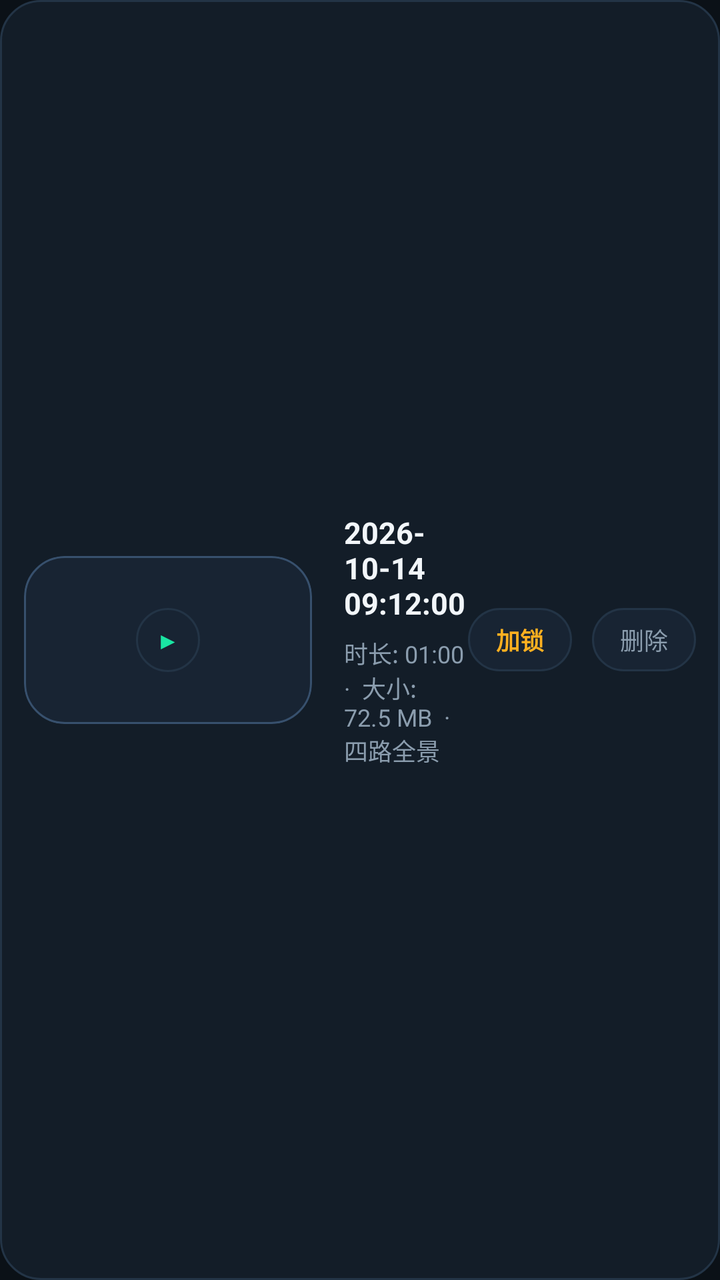
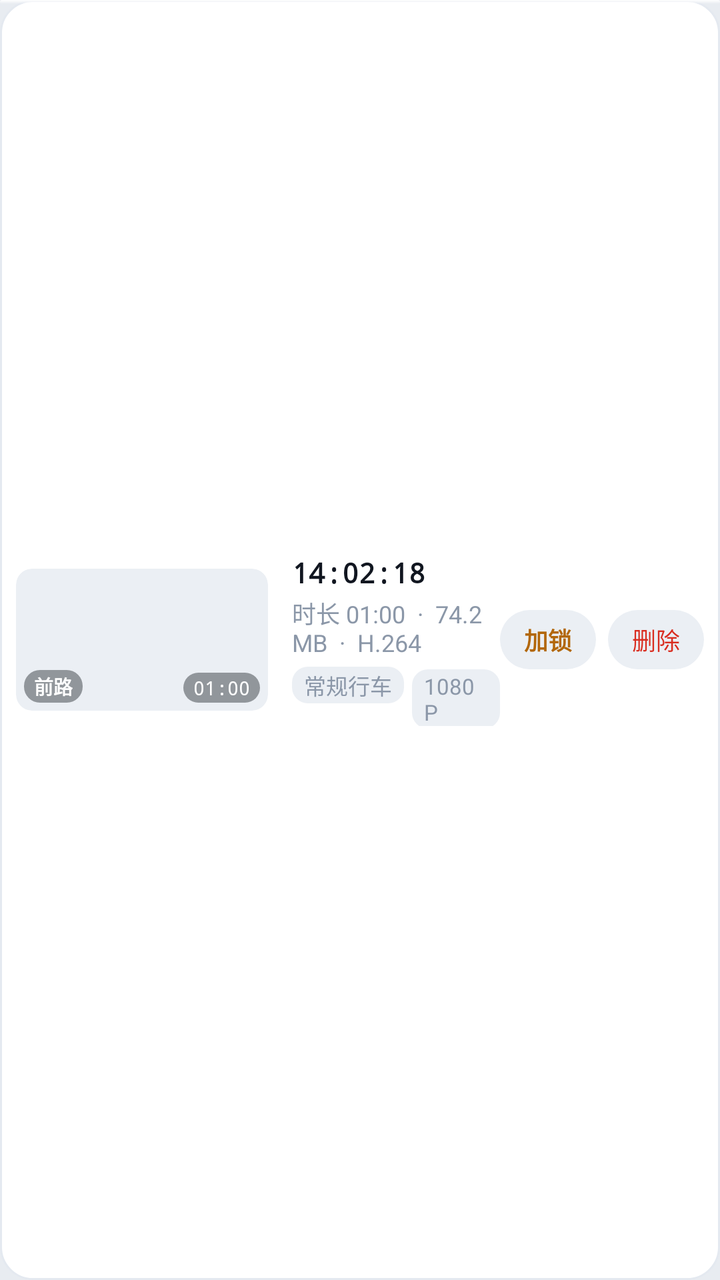

The first picture is an Android layout as it rendered before a commit; the second is the same layout after the commit. The layout source and the unified diff follow.
<!-- AndroidManifest.xml: application theme Theme.Sophon -->
<!-- res/layout/item_recording_card.xml -->
<?xml version="1.0" encoding="utf-8"?>
<LinearLayout xmlns:android="http://schemas.android.com/apk/res/android"
    android:layout_width="match_parent"
    android:layout_height="wrap_content"
    android:layout_marginHorizontal="16dp"
    android:layout_marginVertical="6dp"
    android:background="@drawable/bg_cockpit_card"
    android:gravity="center_vertical"
    android:orientation="horizontal"
    android:padding="12dp">

    
    <FrameLayout
        android:layout_width="144dp"
        android:layout_height="84dp"
        android:background="@drawable/bg_cockpit_card_elevated"
        android:clipToOutline="true">

        <ImageView
            android:id="@+id/iv_record_thumb"
            android:layout_width="match_parent"
            android:layout_height="match_parent"
            android:scaleType="centerCrop" />

        
        <FrameLayout
            android:layout_width="32dp"
            android:layout_height="32dp"
            android:layout_gravity="center"
            android:background="@drawable/bg_badge_pill">

            <TextView
                android:layout_width="wrap_content"
                android:layout_height="wrap_content"
                android:layout_gravity="center"
                android:text="▶"
                android:textColor="@color/flyme_cyan"
                android:textSize="12sp" />
        </FrameLayout>

        
        <TextView
            android:id="@+id/tv_badge_locked"
            android:layout_width="wrap_content"
            android:layout_height="wrap_content"
            android:layout_gravity="start|top"
            android:layout_margin="6dp"
            android:background="@drawable/bg_badge_pill_active"
            android:backgroundTint="@color/accent_danger"
            android:paddingHorizontal="7dp"
            android:paddingVertical="2dp"
            android:text="加锁保护"
            android:textColor="#FFFFFFFF"
            android:textSize="9sp"
            android:textStyle="bold"
            android:visibility="gone" />
    </FrameLayout>

    
    <LinearLayout
        android:layout_width="0dp"
        android:layout_height="wrap_content"
        android:layout_marginStart="16dp"
        android:layout_weight="1"
        android:orientation="vertical">

        <TextView
            android:id="@+id/tv_record_time"
            android:layout_width="wrap_content"
            android:layout_height="wrap_content"
            android:text="2026-10-14 09:12:00"
            android:textColor="@color/text_primary"
            android:textSize="15sp"
            android:textStyle="bold" />

        <TextView
            android:id="@+id/tv_record_details"
            android:layout_width="wrap_content"
            android:layout_height="wrap_content"
            android:layout_marginTop="6dp"
            android:text="时长: 01:00  ·  大小: 72.5 MB  ·  四路全景"
            android:textColor="@color/text_secondary"
            android:textSize="12sp" />
    </LinearLayout>

    
    <LinearLayout
        android:layout_width="wrap_content"
        android:layout_height="wrap_content"
        android:gravity="center_vertical"
        android:orientation="horizontal">

        <TextView
            android:id="@+id/btn_record_lock_toggle"
            android:layout_width="wrap_content"
            android:layout_height="wrap_content"
            android:layout_marginEnd="10dp"
            android:background="@drawable/bg_badge_pill"
            android:paddingHorizontal="14dp"
            android:paddingVertical="7dp"
            android:text="加锁"
            android:textColor="@color/accent_warning"
            android:textSize="12sp"
            android:textStyle="bold" />

        <TextView
            android:id="@+id/btn_record_delete"
            android:layout_width="wrap_content"
            android:layout_height="wrap_content"
            android:background="@drawable/bg_badge_pill"
            android:paddingHorizontal="14dp"
            android:paddingVertical="7dp"
            android:text="删除"
            android:textColor="@color/text_secondary"
            android:textSize="12sp" />
    </LinearLayout>

</LinearLayout>
<!-- resources referenced by this layout -->
<resources>
  <color name="accent_danger">#FFFF5252</color>
  <color name="accent_warning">#FFFFB020</color>
  <color name="flyme_cyan">#FF1AE5A3</color>
  <color name="text_primary">#FFF2F6FA</color>
  <color name="text_secondary">#FF8B9DAE</color>
  <!-- drawable bg_badge_pill (drawable) -->
  <?xml version="1.0" encoding="utf-8"?>
  <shape xmlns:android="http://schemas.android.com/apk/res/android"
      android:shape="rectangle">
      <corners android:radius="50dp" />
      <solid android:color="@color/bg_card_elevated" />
      <stroke
          android:width="1dp"
          android:color="@color/stroke_glass_card" />
  </shape>
  <!-- drawable bg_badge_pill_active (drawable) -->
  <?xml version="1.0" encoding="utf-8"?>
  <shape xmlns:android="http://schemas.android.com/apk/res/android"
      android:shape="rectangle">
      <corners android:radius="50dp" />
      <solid android:color="@color/flyme_cyan" />
      <stroke
          android:width="1dp"
          android:color="@color/flyme_cyan" />
  </shape>
  <!-- drawable bg_cockpit_card (drawable) -->
  <?xml version="1.0" encoding="utf-8"?>
  <shape xmlns:android="http://schemas.android.com/apk/res/android"
      android:shape="rectangle">
      <corners android:radius="20dp" />
      <solid android:color="@color/bg_card_dark" />
      <stroke
          android:width="1dp"
          android:color="@color/stroke_glass_card" />
  </shape>
  <!-- drawable bg_cockpit_card_elevated (drawable) -->
  <?xml version="1.0" encoding="utf-8"?>
  <shape xmlns:android="http://schemas.android.com/apk/res/android"
      android:shape="rectangle">
      <corners android:radius="20dp" />
      <solid android:color="@color/bg_card_elevated" />
      <stroke
          android:width="1dp"
          android:color="@color/stroke_glass_highlight" />
  </shape>
  <style name="Theme.Sophon" parent="Theme.Material3.Dark.NoActionBar">
          <item name="android:statusBarColor">@color/bg_cockpit_dark</item>
          <item name="android:navigationBarColor">@color/bg_cockpit_dark</item>
          <item name="android:windowBackground">@color/bg_cockpit_dark</item>
          <item name="colorPrimary">@color/flyme_cyan</item>
          <item name="colorSecondary">@color/flyme_blue</item>
      </style>
  <color name="bg_card_elevated">#FF182433</color>
  <color name="stroke_glass_card">#FF233446</color>
  <color name="bg_card_dark">#FF131D28</color>
  <color name="stroke_glass_highlight">#FF37506D</color>
  <color name="bg_cockpit_dark">#FF0B1117</color>
  <color name="flyme_blue">#FF0A84FF</color>
</resources>

<!-- the commit's change to res/layout/item_recording_card.xml (unified diff, before → after) -->
@@ -1,19 +1,22 @@
 <?xml version="1.0" encoding="utf-8"?>
 <LinearLayout xmlns:android="http://schemas.android.com/apk/res/android"
+    android:id="@+id/layout_item_root"
     android:layout_width="match_parent"
     android:layout_height="wrap_content"
-    android:layout_marginHorizontal="16dp"
-    android:layout_marginVertical="6dp"
-    android:background="@drawable/bg_cockpit_card"
+    android:layout_marginHorizontal="@dimen/sp_s_12"
+    android:layout_marginVertical="@dimen/sp_s_4"
+    android:background="@drawable/sp_bg_card"
+    android:clickable="true"
+    android:focusable="true"
     android:gravity="center_vertical"
     android:orientation="horizontal"
-    android:padding="12dp">
+    android:padding="@dimen/sp_s_8">
 
     
     <FrameLayout
-        android:layout_width="144dp"
-        android:layout_height="84dp"
-        android:background="@drawable/bg_cockpit_card_elevated"
+        android:layout_width="126dp"
+        android:layout_height="71dp"
+        android:background="@drawable/sp_bg_chip"
         android:clipToOutline="true">
 
         <ImageView
@@ -23,20 +26,19 @@
             android:scaleType="centerCrop" />
 
         
-        <FrameLayout
-            android:layout_width="32dp"
-            android:layout_height="32dp"
-            android:layout_gravity="center"
-            android:background="@drawable/bg_badge_pill">
-
-            <TextView
-                android:layout_width="wrap_content"
-                android:layout_height="wrap_content"
-                android:layout_gravity="center"
-                android:text="▶"
-                android:textColor="@color/flyme_cyan"
-                android:textSize="12sp" />
-        </FrameLayout>
+        <TextView
+            android:id="@+id/tv_badge_cam"
+            android:layout_width="wrap_content"
+            android:layout_height="wrap_content"
+            android:layout_gravity="bottom|start"
+            android:layout_margin="4dp"
+            android:background="@drawable/sp_bg_osd_chip"
+            android:paddingHorizontal="5dp"
+            android:paddingVertical="1dp"
+            android:text="前路"
+            android:textColor="@color/sp_osd_tx"
+            android:textSize="9.5sp"
+            android:textStyle="bold" />
 
         
         <TextView
@@ -44,23 +46,38 @@
             android:layout_width="wrap_content"
             android:layout_height="wrap_content"
             android:layout_gravity="start|top"
-            android:layout_margin="6dp"
-            android:background="@drawable/bg_badge_pill_active"
-            android:backgroundTint="@color/accent_danger"
-            android:paddingHorizontal="7dp"
-            android:paddingVertical="2dp"
-            android:text="加锁保护"
+            android:layout_margin="4dp"
+            android:background="@drawable/sp_bg_pill"
+            android:backgroundTint="@color/sp_dg"
+            android:paddingHorizontal="6dp"
+            android:paddingVertical="1dp"
+            android:text="🔒"
             android:textColor="#FFFFFFFF"
-            android:textSize="9sp"
+            android:textSize="9.5sp"
             android:textStyle="bold"
             android:visibility="gone" />
+
+        
+        <TextView
+            android:id="@+id/tv_badge_duration"
+            android:layout_width="wrap_content"
+            android:layout_height="wrap_content"
+            android:layout_gravity="bottom|end"
+            android:layout_margin="4dp"
+            android:background="@drawable/sp_bg_osd_chip"
+            android:fontFamily="monospace"
+            android:paddingHorizontal="5dp"
+            android:paddingVertical="1dp"
+            android:text="01:00"
+            android:textColor="@color/sp_osd_tx"
+            android:textSize="9.5sp" />
     </FrameLayout>
 
     
     <LinearLayout
         android:layout_width="0dp"
         android:layout_height="wrap_content"
-        android:layout_marginStart="16dp"
+        android:layout_marginStart="@dimen/sp_s_12"
         android:layout_weight="1"
         android:orientation="vertical">
 
@@ -68,51 +85,80 @@
             android:id="@+id/tv_record_time"
             android:layout_width="wrap_content"
             android:layout_height="wrap_content"
-            android:text="2026-10-14 09:12:00"
-            android:textColor="@color/text_primary"
-            android:textSize="15sp"
+            android:fontFamily="monospace"
+            android:text="14:02:18"
+            android:textColor="@color/sp_tx"
+            android:textSize="@dimen/sp_t_body"
             android:textStyle="bold" />
 
         <TextView
             android:id="@+id/tv_record_details"
             android:layout_width="wrap_content"
             android:layout_height="wrap_content"
-            android:layout_marginTop="6dp"
-            android:text="时长: 01:00  ·  大小: 72.5 MB  ·  四路全景"
-            android:textColor="@color/text_secondary"
-            android:textSize="12sp" />
+            android:layout_marginTop="2dp"
+            android:text="时长 01:00  ·  74.2 MB  ·  H.264"
+            android:textColor="@color/sp_tx3"
+            android:textSize="@dimen/sp_t_caption" />
+
+        <LinearLayout
+            android:layout_width="wrap_content"
+            android:layout_height="wrap_content"
+            android:layout_marginTop="4dp"
+            android:orientation="horizontal">
+
+            <TextView
+                android:id="@+id/tv_tag_category"
+                android:layout_width="wrap_content"
+                android:layout_height="wrap_content"
+                android:background="@drawable/sp_bg_chip"
+                android:paddingHorizontal="6dp"
+                android:paddingVertical="1dp"
+                android:text="常规行车"
+                android:textColor="@color/sp_tx3"
+                android:textSize="@dimen/sp_t_micro" />
+
+            <TextView
+                android:layout_width="wrap_content"
+                android:layout_height="wrap_content"
+                android:layout_marginStart="4dp"
+                android:background="@drawable/sp_bg_chip"
+                android:paddingHorizontal="6dp"
+                android:paddingVertical="1dp"
+                android:text="1080P"
+                android:textColor="@color/sp_tx3"
+                android:textSize="@dimen/sp_t_micro" />
+        </LinearLayout>
     </LinearLayout>
 
     
     <LinearLayout
         android:layout_width="wrap_content"
         android:layout_height="wrap_content"
-        android:gravity="center_vertical"
         android:orientation="horizontal">
 
         <TextView
             android:id="@+id/btn_record_lock_toggle"
             android:layout_width="wrap_content"
             android:layout_height="wrap_content"
-            android:layout_marginEnd="10dp"
-            android:background="@drawable/bg_badge_pill"
-            android:paddingHorizontal="14dp"
-            android:paddingVertical="7dp"
+            android:layout_marginEnd="@dimen/sp_s_6"
+            android:background="@drawable/sp_bg_pill"
+            android:paddingHorizontal="@dimen/sp_s_12"
+            android:paddingVertical="@dimen/sp_s_6"
             android:text="加锁"
-            android:textColor="@color/accent_warning"
-            android:textSize="12sp"
+            android:textColor="@color/sp_wn"
+            android:textSize="@dimen/sp_t_caption"
             android:textStyle="bold" />
 
         <TextView
             android:id="@+id/btn_record_delete"
             android:layout_width="wrap_content"
             android:layout_height="wrap_content"
-            android:background="@drawable/bg_badge_pill"
-            android:paddingHorizontal="14dp"
-            android:paddingVertical="7dp"
+            android:background="@drawable/sp_bg_pill"
+            android:paddingHorizontal="@dimen/sp_s_12"
+            android:paddingVertical="@dimen/sp_s_6"
             android:text="删除"
-            android:textColor="@color/text_secondary"
-            android:textSize="12sp" />
+            android:textColor="@color/sp_dg"
+            android:textSize="@dimen/sp_t_caption" />
     </LinearLayout>
 
 </LinearLayout>
<!-- resource entries referenced after the edit -->
@@ -1,62 +1,93 @@
 <!-- resources referenced by this layout -->
 <resources>
-  <color name="accent_danger">#FFFF5252</color>
-  <color name="accent_warning">#FFFFB020</color>
-  <color name="flyme_cyan">#FF1AE5A3</color>
-  <color name="text_primary">#FFF2F6FA</color>
-  <color name="text_secondary">#FF8B9DAE</color>
-  <!-- drawable bg_badge_pill (drawable) -->
+  <color name="sp_dg">#FFD92D20</color>
+  <color name="sp_osd_tx">#FFFFFFFF</color>
+  <color name="sp_tx">#FF111620</color>
+  <color name="sp_tx3">#FF8B97A8</color>
+  <color name="sp_wn">#FFB2670A</color>
+  <dimen name="sp_s_12">12dp</dimen>
+  <dimen name="sp_s_4">4dp</dimen>
+  <dimen name="sp_s_6">6dp</dimen>
+  <dimen name="sp_s_8">8dp</dimen>
+  <dimen name="sp_t_body">14sp</dimen>
+  <dimen name="sp_t_caption">12sp</dimen>
+  <dimen name="sp_t_micro">11sp</dimen>
+  <!-- drawable sp_bg_card (drawable) -->
+  <?xml version="1.0" encoding="utf-8"?>
+  <layer-list xmlns:android="http://schemas.android.com/apk/res/android">
+      <item>
+          <shape android:shape="rectangle">
+              <corners android:radius="@dimen/sp_r_card" />
+              <solid android:color="@color/sp_surf" />
+              <stroke
+                  android:width="1dp"
+                  android:color="@color/sp_line" />
+          </shape>
+      </item>
+      <item
+          android:gravity="top"
+          android:height="2dp">
+          <shape android:shape="rectangle">
+              <corners
+                  android:radius="@dimen/sp_r_card"
+                  android:topLeftRadius="@dimen/sp_r_card"
+                  android:topRightRadius="@dimen/sp_r_card" />
+              <gradient
+                  android:angle="270"
+                  android:endColor="#00000000"
+                  android:startColor="@color/sp_top_hi" />
+          </shape>
+      </item>
+  </layer-list>
+  <!-- drawable sp_bg_chip (drawable) -->
   <?xml version="1.0" encoding="utf-8"?>
   <shape xmlns:android="http://schemas.android.com/apk/res/android"
       android:shape="rectangle">
-      <corners android:radius="50dp" />
-      <solid android:color="@color/bg_card_elevated" />
-      <stroke
-          android:width="1dp"
-          android:color="@color/stroke_glass_card" />
+      <corners android:radius="@dimen/sp_r_chip" />
+      <solid android:color="@color/sp_surf3" />
   </shape>
-  <!-- drawable bg_badge_pill_active (drawable) -->
+  <!-- drawable sp_bg_osd_chip (drawable) -->
   <?xml version="1.0" encoding="utf-8"?>
   <shape xmlns:android="http://schemas.android.com/apk/res/android"
       android:shape="rectangle">
-      <corners android:radius="50dp" />
-      <solid android:color="@color/flyme_cyan" />
-      <stroke
-          android:width="1dp"
-          android:color="@color/flyme_cyan" />
+      <corners android:radius="@dimen/sp_r_chip" />
+      <solid android:color="@color/sp_osd_bg" />
   </shape>
-  <!-- drawable bg_cockpit_card (drawable) -->
+  <!-- drawable sp_bg_pill (drawable) -->
   <?xml version="1.0" encoding="utf-8"?>
   <shape xmlns:android="http://schemas.android.com/apk/res/android"
       android:shape="rectangle">
-      <corners android:radius="20dp" />
-      <solid android:color="@color/bg_card_dark" />
-      <stroke
-          android:width="1dp"
-          android:color="@color/stroke_glass_card" />
+      <corners android:radius="@dimen/sp_r_pill" />
+      <solid android:color="@color/sp_surf3" />
   </shape>
-  <!-- drawable bg_cockpit_card_elevated (drawable) -->
-  <?xml version="1.0" encoding="utf-8"?>
-  <shape xmlns:android="http://schemas.android.com/apk/res/android"
-      android:shape="rectangle">
-      <corners android:radius="20dp" />
-      <solid android:color="@color/bg_card_elevated" />
-      <stroke
-          android:width="1dp"
-          android:color="@color/stroke_glass_highlight" />
-  </shape>
-  <style name="Theme.Sophon" parent="Theme.Material3.Dark.NoActionBar">
-          <item name="android:statusBarColor">@color/bg_cockpit_dark</item>
-          <item name="android:navigationBarColor">@color/bg_cockpit_dark</item>
-          <item name="android:windowBackground">@color/bg_cockpit_dark</item>
-          <item name="colorPrimary">@color/flyme_cyan</item>
-          <item name="colorSecondary">@color/flyme_blue</item>
+  <style name="Theme.Sophon" parent="Theme.Material3.DayNight.NoActionBar">
+          <item name="android:statusBarColor">@color/sp_page</item>
+          <item name="android:navigationBarColor">@color/sp_page</item>
+          <item name="android:windowBackground">@color/sp_page</item>
+          <item name="android:windowLightStatusBar">true</item>
+  
+          
+          <item name="colorPrimary">@color/sp_ac</item>
+          <item name="colorPrimaryDark">@color/sp_ac2</item>
+          <item name="colorSecondary">@color/sp_ac2</item>
+          <item name="colorAccent">@color/sp_ac</item>
+          <item name="colorError">@color/sp_dg</item>
+  
+          <item name="android:textColorPrimary">@color/sp_tx</item>
+          <item name="android:textColorSecondary">@color/sp_tx2</item>
+          <item name="android:colorBackground">@color/sp_page</item>
       </style>
-  <color name="bg_card_elevated">#FF182433</color>
-  <color name="stroke_glass_card">#FF233446</color>
-  <color name="bg_card_dark">#FF131D28</color>
-  <color name="stroke_glass_highlight">#FF37506D</color>
-  <color name="bg_cockpit_dark">#FF0B1117</color>
-  <color name="flyme_blue">#FF0A84FF</color>
+  <dimen name="sp_r_card">16dp</dimen>
+  <color name="sp_surf">#FFFFFFFF</color>
+  <color name="sp_line">#FFE4E9F0</color>
+  <color name="sp_top_hi">#F2FFFFFF</color>
+  <dimen name="sp_r_chip">8dp</dimen>
+  <color name="sp_surf3">#FFEBEFF4</color>
+  <color name="sp_osd_bg">#660A0F16</color>
+  <dimen name="sp_r_pill">100dp</dimen>
+  <color name="sp_page">#FFE8ECF1</color>
+  <color name="sp_ac">#FF3572F4</color>
+  <color name="sp_ac2">#FF2557C8</color>
+  <color name="sp_tx2">#FF5A6675</color>
 </resources>
 
